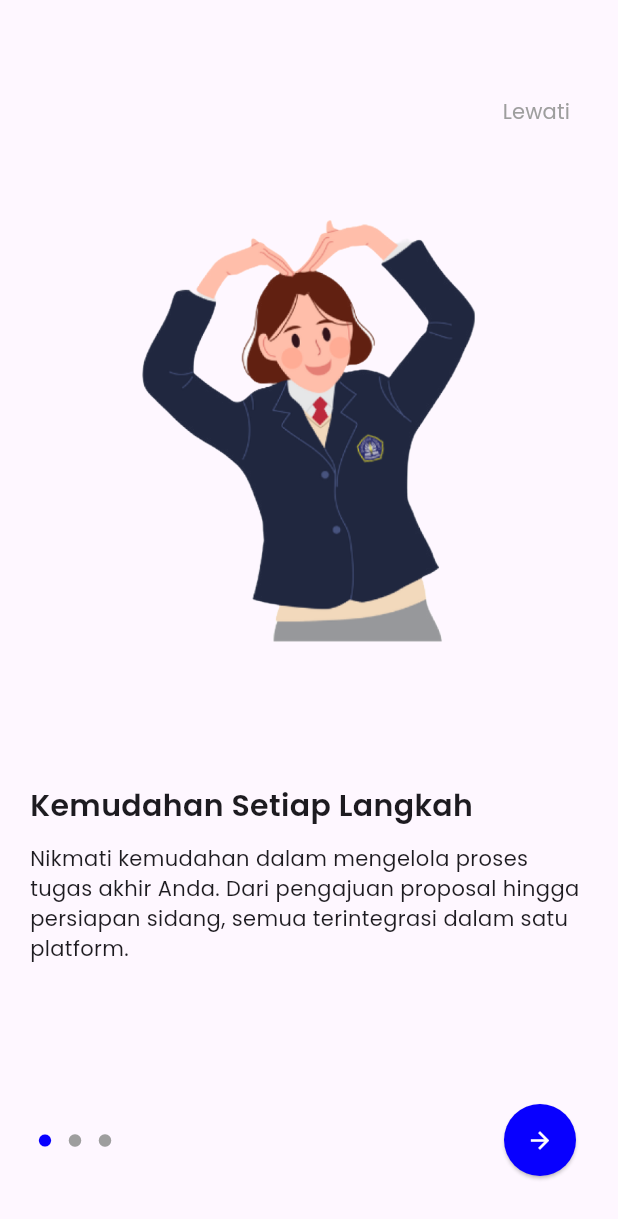
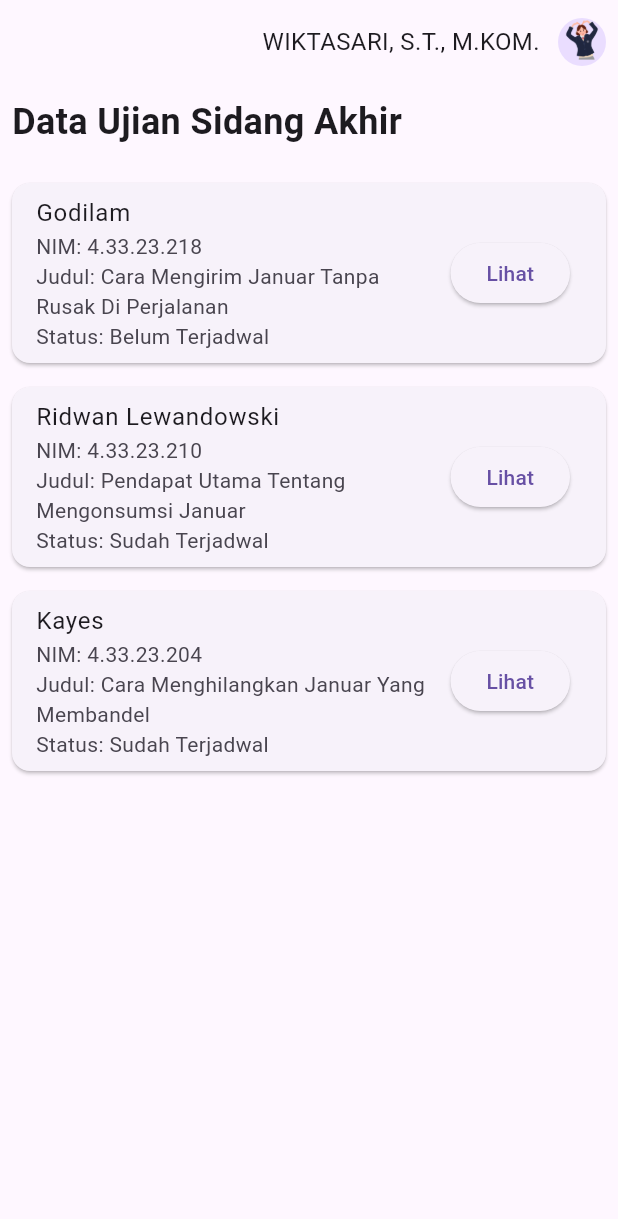
Before and after one commit to DycandX/sitama-polines-mobile, a Flutter app: the screen it shows after launch, on a phone screen of 412 x 824 dp. Shown: the top 1219 px of the screen. Run offline on Flutter 3.47's test engine with Material 3 defaults, Android fonts, the light colour scheme and no system bars.

Commit message:
update module sidang ta

```diff
--- a/lib/main.dart
+++ b/lib/main.dart
@@ -1,5 +1,6 @@
 import 'package:flutter/material.dart';
 import 'package:pbl_sitama/modules/02_login/login_page.dart';
+import 'package:pbl_sitama/modules/09_tugas_akhir_dosen/sidang_tugas_akhir/sidang_ta_dosen_screen.dart';
 
 void main() => runApp(const MyApp());
 
@@ -8,9 +9,9 @@ class MyApp extends StatelessWidget {
 
   @override
   Widget build(BuildContext context) {
-    return const MaterialApp(
+    return MaterialApp(
       debugShowCheckedModeBanner: false,
-      home: WelcomePage(),
+      home: HomeScreen(),
     );
   }
 }
--- a/lib/modules/09_tugas_akhir_dosen/sidang_tugas_akhir/sidang_ta_dosen_screen.dart
+++ b/lib/modules/09_tugas_akhir_dosen/sidang_tugas_akhir/sidang_ta_dosen_screen.dart
@@ -0,0 +1,143 @@
+import 'package:flutter/material.dart';
+import 'detail_screen.dart';
+
+class HomeScreen extends StatefulWidget {
+  @override
+  _HomeScreenState createState() => _HomeScreenState();
+}
+
+class _HomeScreenState extends State<HomeScreen> {
+  final List<Map<String, dynamic>> dataSidang = [
+    {
+      'nim': '4.33.23.218',
+      'name': 'Godilam',
+      'tahunAkademik': '2024',
+      'judulTA': 'Cara Mengirim Januar Tanpa Rusak Di Perjalanan',
+      'status': 'Belum Terjadwal',
+      'ruangan': '2',
+      'sebagai': 'Pembimbing 1',
+      'isiBobotNaskah': '100',
+      'penguasaanMateri': '100',
+      'isTerjadwal': false,  // Pastikan isTerjadwal diisi dengan benar
+    },
+    {
+      'nim': '4.33.23.210',
+      'name': 'Ridwan Lewandowski',
+      'tahunAkademik': '2024',
+      'judulTA': 'Pendapat Utama Tentang Mengonsumsi Januar',
+      'status': 'Sudah Terjadwal',
+      'ruangan': '3',
+      'sebagai': 'Penguji 1',
+      'isiBobotNaskah': '90',
+      'penguasaanMateri': '95',
+      'isTerjadwal': true,  // Pastikan isTerjadwal diisi dengan benar
+    },
+    {
+      'nim': '4.33.23.204',
+      'name': 'Kayes',
+      'tahunAkademik': '2024',
+      'judulTA': 'Cara Menghilangkan Januar Yang Membandel',
+      'status': 'Sudah Terjadwal',
+      'ruangan': '1',
+      'sebagai': 'Penguji 2',
+      'isiBobotNaskah': '85',
+      'penguasaanMateri': '80',
+      'isTerjadwal': false,  // Pastikan isTerjadwal diisi dengan benar
+    },
+  ];
+
+  void _updateEntry(int index, Map<String, dynamic> updatedEntry) {
+    setState(() {
+      dataSidang[index] = updatedEntry; // Update the existing entry
+    });
+  }
+
+  @override
+  Widget build(BuildContext context) {
+    return Scaffold(
+      appBar: AppBar(
+        title: const Text(''),
+        actions: [
+          Padding(
+            padding: const EdgeInsets.symmetric(horizontal: 8.0),
+            child: Row(
+              children: [
+                const Text(
+                  'WIKTASARI, S.T., M.KOM. ',
+                  style: TextStyle(
+                    fontSize: 16, // Font size for the name
+                  ),
+                ),
+                const SizedBox(width: 8), // Space between name and image
+                CircleAvatar(
+                  radius: 16, // Radius of the avatar
+                  backgroundImage: AssetImage('assets/images/welcome_image.png'), // Replace with your image URL
+                ),
+              ],
+            ),
+          ),
+        ],
+      ),
+      body: Padding(
+        padding: const EdgeInsets.all(8.0), // Add padding around the content
+        child: Column(
+          crossAxisAlignment: CrossAxisAlignment.start, // Align items to the start
+          children: [
+            const Text(
+              'Data Ujian Sidang Akhir',
+              style: TextStyle(
+                fontSize: 24, // Set the font size
+                fontWeight: FontWeight.bold, // Make it bold
+              ),
+            ),
+            const SizedBox(height: 16), // Add space below the title
+            Expanded(
+              child: ListView.builder(
+                itemCount: dataSidang.length,
+                itemBuilder: (context, index) {
+                  final sidang = dataSidang[index];
+                  return Card(
+                    margin: const EdgeInsets.symmetric(vertical: 8.0), // Vertical margin between cards
+                    child: ListTile(
+                      title: Text(sidang['name']),
+                      subtitle: Column(
+                        crossAxisAlignment: CrossAxisAlignment.start,
+                        children: [
+                          Text('NIM: ${sidang['nim']}'),
+                          Text('Judul: ${sidang['judulTA']}'),
+                          Text('Status: ${sidang['status']}'),
+                        ],
+                      ),
+                      trailing: ElevatedButton(
+                        onPressed: () async {
+                          await Navigator.push(
+                            context,
+                            MaterialPageRoute(
+                              builder: (context) => DetailScreen(
+                                nim: sidang['nim'],
+                                name: sidang['name'],
+                                tahunAkademik: sidang['tahunAkademik'],
+                                judulTA: sidang['judulTA'],
+                                ruangan: sidang['ruangan'],
+                                sebagai: sidang['sebagai'],
+                                isiBobotNaskah: sidang['isiBobotNaskah'],
+                                penguasaanMateri: sidang['penguasaanMateri'],
+                                isTerjadwal: sidang['isTerjadwal'], // Kirim status terjadwal
+                                onSave: (updatedEntry) => _updateEntry(index, updatedEntry),
+                              ),
+                            ),
+                          );
+                        },
+                        child: const Text('Lihat'),
+                      ),
+                    ),
+                  );
+                },
+              ),
+            ),
+          ],
+        ),
+      ),
+    );
+  }
+}
```
Also changed, not shown: lib/modules/09_tugas_akhir_dosen/sidang_tugas_akhir/detail_screen.dart (added, +247 -0 lines), lib/modules/09_tugas_akhir_dosen/sidang_tugas_akhir/sidang_ta_dosen_controller.dart (+50 -0 lines).
